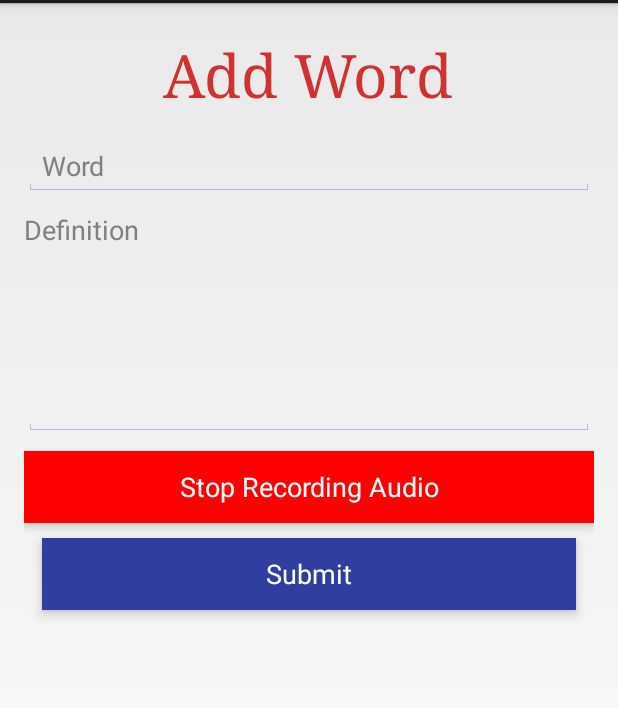
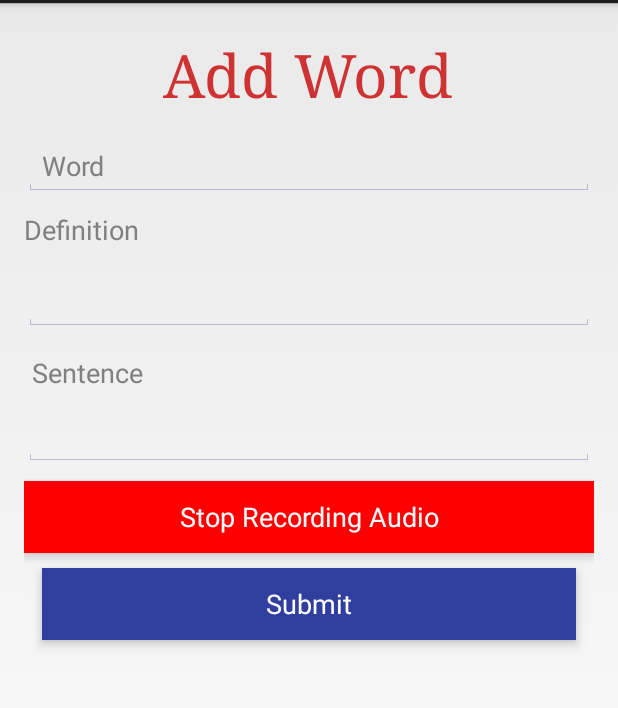
Before and after one commit to samsatre/AudioDictionary, an Android app: the AddWord screen opened directly, with no data from a screen before it, after a tap on "Start Recording Audio", on a phone screen of 412 x 824 dp, the part 69-777 px from its top. Run offline under Robolectric (Android 15) with nearby library versions, the phone set to English and light mode, and no system bars; our stand-ins replace Firebase (no records; nobody signed in at launch, a user with empty details on screens opened directly).

Commit message:
Audio recordings work and words store into database

```diff
--- a/app/build.gradle
+++ b/app/build.gradle
@@ -27,4 +27,6 @@ dependencies {
     androidTestImplementation 'com.android.support.test:runner:1.0.2'
     androidTestImplementation 'com.android.support.test.espresso:espresso-core:3.0.2'
     implementation 'com.google.firebase:firebase-database:16.0.4'
+    implementation 'com.google.firebase:firebase-storage:16.0.5'
+    implementation 'com.google.firebase:firebase-auth:16.0.5'
 }
--- a/app/src/main/java/com/dictionary/audio/audiodictionary/AddWord.java
+++ b/app/src/main/java/com/dictionary/audio/audiodictionary/AddWord.java
@@ -5,8 +5,10 @@ import android.content.pm.PackageManager;
 import android.graphics.Color;
 import android.media.MediaPlayer;
 import android.media.MediaRecorder;
+import android.net.Uri;
 import android.os.Bundle;
 import android.os.Environment;
+import android.support.annotation.NonNull;
 import android.support.v4.app.ActivityCompat;
 import android.support.v4.content.ContextCompat;
 import android.view.View;
@@ -15,15 +17,24 @@ import android.widget.EditText;
 import android.widget.LinearLayout;
 import android.widget.Toast;
 
+import com.google.android.gms.tasks.OnFailureListener;
+import com.google.android.gms.tasks.OnSuccessListener;
+import com.google.firebase.database.DataSnapshot;
+import com.google.firebase.database.DatabaseError;
 import com.google.firebase.database.DatabaseReference;
 import com.google.firebase.database.FirebaseDatabase;
+import com.google.firebase.database.Query;
+import com.google.firebase.database.ValueEventListener;
+import com.google.firebase.storage.FirebaseStorage;
+import com.google.firebase.storage.StorageReference;
+import com.google.firebase.storage.UploadTask;
 
+import java.io.File;
 import java.io.IOException;
 import java.util.ArrayList;
 import java.util.HashMap;
 import java.util.List;
 import java.util.Map;
-import java.util.Random;
 import java.util.UUID;
 
 import static android.Manifest.permission.RECORD_AUDIO;
@@ -33,8 +44,8 @@ public class AddWord extends Activity {
 
     public static final int RequestPermissionCode = 1;
 
-    Button addWord, recordAudio, replayBtn, retryBtn;
-    EditText word, definition;
+    Button submit, recordAudio, replayBtn, retryBtn;
+    EditText word, definition, sentence;
     LinearLayout replay;
 
 
@@ -42,7 +53,10 @@ public class AddWord extends Activity {
     MediaRecorder mediaRecorder;
 
     String audioPath = null;
-    boolean recording;
+    String fileName = null;
+    String language = null;
+    Word wordData = null;
+    boolean recording, addNewRow;
 
     @Override
     protected void onCreate(Bundle savedInstanceState) {
@@ -51,36 +65,18 @@ public class AddWord extends Activity {
 
         word = (EditText) findViewById(R.id.word);
         definition = (EditText) findViewById(R.id.definition);
-        addWord = (Button) findViewById(R.id.submit);
+        sentence = (EditText) findViewById(R.id.sentence);
+        submit = (Button) findViewById(R.id.submit);
         recordAudio = (Button) findViewById(R.id.record);
         replay = (LinearLayout) findViewById(R.id.replay_view);
         replayBtn = (Button) findViewById(R.id.replay);
         retryBtn = (Button) findViewById(R.id.rerecord);
 
+
+        language = "English";
         recording = false;
         mediaRecorder = new MediaRecorder();
 
-        /*
-        FirebaseDatabase database = FirebaseDatabase.getInstance();
-        DatabaseReference myRef = database.getReference("Words");
-
-        String uid = UUID.randomUUID().toString();
-        String word = "Computer";
-        List<String> sentences = new ArrayList<>();
-        Map<String, Integer> recordings = new HashMap<>();
-
-        sentences.add("A Computer was invented by Bill Gates");
-        sentences.add("Computers are very, very fast");
-        sentences.add("What started big but now are small are computers");
-        recordings.put("someUrlKey1", 3);
-        recordings.put("someUrlKey2", 9);
-        String definition = "Computers are..... fun";
-
-
-        Word post = new Word(uid, word, sentences, recordings, definition);
-
-        myRef.child("English").setValue(post);
-        */
 
         recordAudio.setOnClickListener(new View.OnClickListener() {
             @Override
@@ -92,8 +88,10 @@ public class AddWord extends Activity {
                         recording = true;
                         Toast.makeText(AddWord.this, "Recording Started", Toast.LENGTH_SHORT).show();
 
-                        audioPath = Environment.getExternalStorageDirectory().getAbsolutePath() + "/" +
-                                UUID.randomUUID().toString() + "AudioRecording.3gp";
+                        fileName = UUID.randomUUID().toString();
+                        fileName = fileName.replace("-", "0");
+                        audioPath = Environment.getExternalStorageDirectory().getAbsolutePath() +
+                                "/" + fileName;
 
                         MediaRecorderReady();
 
@@ -154,6 +152,81 @@ public class AddWord extends Activity {
             }
         });
 
+        submit.setOnClickListener(new View.OnClickListener() {
+            @Override
+            public void onClick(View v) {
+                String w = word.getText().toString();
+                String d = definition.getText().toString();
+                String s = sentence.getText().toString();
+
+                if(w.length() == 0) {
+                    Toast.makeText(AddWord.this, "Please add a Word", Toast.LENGTH_LONG).show();
+                } else if (d.length() == 0) {
+                    Toast.makeText(AddWord.this, "Please add a Definition", Toast.LENGTH_LONG).show();
+                } else if (s.length() == 0) {
+                    Toast.makeText(AddWord.this, "Please add a Sentence", Toast.LENGTH_LONG).show();
+                } else if(audioPath == null) {
+                    Toast.makeText(AddWord.this, "Please add an Audio Recording", Toast.LENGTH_LONG).show();
+                } else {
+                    addNewRow = true;
+                    StorageReference mStorageRef = FirebaseStorage.getInstance().getReference();
+                    final FirebaseDatabase database = FirebaseDatabase.getInstance();
+                    DatabaseReference myRef = database.getReference(language);
+
+                    Uri file = Uri.fromFile(new File(audioPath));
+                    StorageReference riversRef = mStorageRef.child(language + "/" + fileName + ".3gp");
+
+                    Query queryRef = myRef.orderByChild("word").equalTo(w);
+
+                    queryRef.addValueEventListener(new ValueEventListener() {
+                        @Override
+                        public void onDataChange(@NonNull DataSnapshot dataSnapshot) {
+                            if (dataSnapshot.exists()) {
+                                addNewRow = false;
+                                wordData = dataSnapshot.getValue(Word.class);
+                                // Fix this later
+                            }
+                        }
+                        @Override
+                        public void onCancelled(@NonNull DatabaseError databaseError) { }
+                    });
+
+                    if(addNewRow) {
+                        String uid = UUID.randomUUID().toString();
+                        Map<String, Integer> recordings = new HashMap<>();
+                        List<String> sentences = new ArrayList<>();
+                        sentences.add(s);
+
+                        recordings.put(fileName, 0);
+
+                        wordData = new Word(uid, w, sentences, recordings, d);
+
+                        myRef.child(w).setValue(wordData);
+                    } else {
+                        wordData.recordings.put(fileName, 0);
+                        wordData.sentences.add(s);
+
+                        myRef.child(w).setValue(wordData);
+                    }
+
+                    riversRef.putFile(file)
+                            .addOnSuccessListener(new OnSuccessListener<UploadTask.TaskSnapshot>() {
+                                @Override
+                                public void onSuccess(UploadTask.TaskSnapshot taskSnapshot) {
+                                    // Get a URL to the uploaded content
+                                    Toast.makeText(AddWord.this, "Successful Upload", Toast.LENGTH_LONG).show();
+                                }
+                            })
+                            .addOnFailureListener(new OnFailureListener() {
+                                @Override
+                                public void onFailure(@NonNull Exception exception) {
+                                    // Handle unsuccessful uploads
+                                    Toast.makeText(AddWord.this, "Failed to Upload. Please Try Again", Toast.LENGTH_LONG).show();
+                                }
+                            });
+                }
+            }
+        });
     }
 
     public void MediaRecorderReady(){
@@ -163,7 +236,6 @@ public class AddWord extends Activity {
         mediaRecorder.setAudioEncoder(MediaRecorder.OutputFormat.AMR_NB);
         mediaRecorder.setOutputFile(audioPath);
     }
-
 
     private void requestPermission() {
         ActivityCompat.requestPermissions(AddWord.this, new
@@ -202,5 +274,4 @@ public class AddWord extends Activity {
                 RECORD_AUDIO);
         return result == PackageManager.PERMISSION_GRANTED && result1 == PackageManager.PERMISSION_GRANTED;
     }
-
 }
--- a/app/src/main/res/layout/activity_addword.xml
+++ b/app/src/main/res/layout/activity_addword.xml
@@ -27,7 +27,7 @@
     <EditText
         android:id="@+id/definition"
         android:layout_width="fill_parent"
-        android:layout_height="150dp"
+        android:layout_height="80dp"
         android:layout_marginTop="10dp"
         android:layout_marginBottom="10dp"
         android:backgroundTint="@color/colorPrimaryDark"
@@ -35,6 +35,20 @@
         android:fitsSystemWindows="true"
         android:gravity="top"
         android:hint="Definition"
+        android:inputType="textMultiLine"
+        android:padding="5dp"
+        android:singleLine="false" />
+
+    <EditText
+        android:id="@+id/sentence"
+        android:layout_width="match_parent"
+        android:layout_height="80dp"
+        android:layout_marginBottom="10dp"
+        android:backgroundTint="@color/colorPrimaryDark"
+        android:breakStrategy="balanced"
+        android:fitsSystemWindows="true"
+        android:gravity="top"
+        android:hint="Sentence"
         android:inputType="textMultiLine"
         android:padding="5dp"
         android:singleLine="false" />
@@ -49,7 +63,7 @@
         android:elevation="4dp"
         android:paddingLeft="70dp"
         android:paddingRight="70dp"
-        android:text="Start Recording Audio"
+        android:text="@string/record_start"
         android:textColor="#fff" />
 
     <LinearLayout
@@ -93,4 +107,5 @@
         android:paddingRight="70dp"
         android:text="Submit"
         android:textColor="#fff" />
+
 </LinearLayout>
```
Also changed, not shown: app/src/main/java/com/dictionary/audio/audiodictionary/Word.java (+19 -0 lines).
